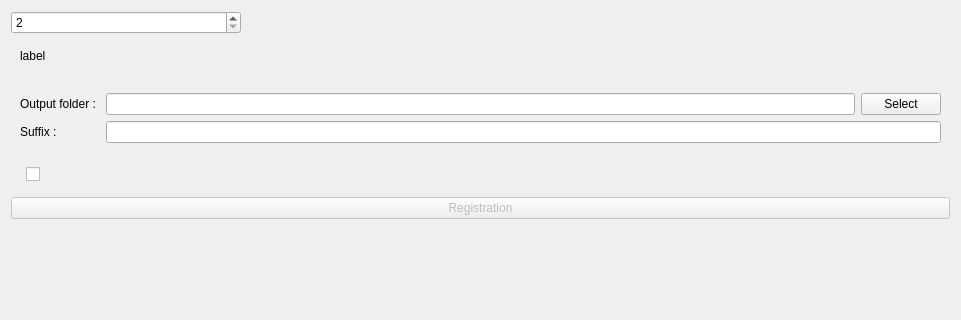
The window that FlexReg/Resources/UI/ButterfkyPatch.ui (DCBIA-OrthoLab/SlicerAutomatedDentalTools) describes before a commit, drawn with Qt 5; both pictures show x 0 to 961 and y 0 to 320 of the 961 by 789 pixel window.
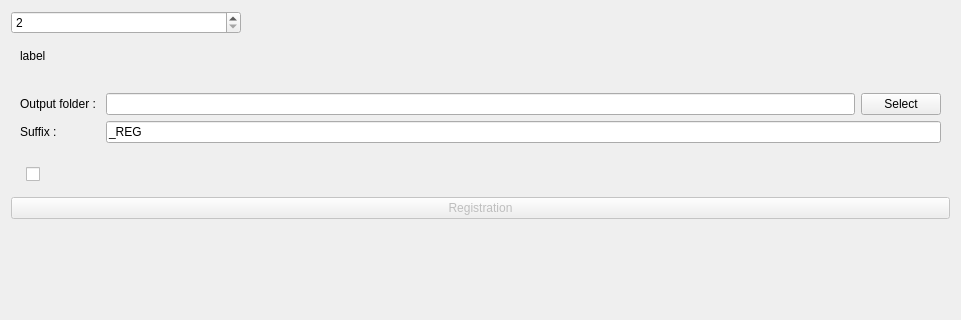
The same window after the commit. Custom widgets are drawn as their Qt base class.

Commit message: STYLE : change select folder + pre suffix in ui

What changed in the file:
```diff
--- a/FlexReg/Resources/UI/ButterfkyPatch.ui
+++ b/FlexReg/Resources/UI/ButterfkyPatch.ui
@@ -111,7 +111,11 @@
        </widget>
       </item>
       <item row="5" column="1">
-       <widget class="QLineEdit" name="lineEditSuffix"/>
+       <widget class="QLineEdit" name="lineEditSuffix">
+        <property name="text">
+         <string>_REG</string>
+        </property>
+       </widget>
       </item>
      </layout>
     </widget>
```
The commit also changes 1 other file.
